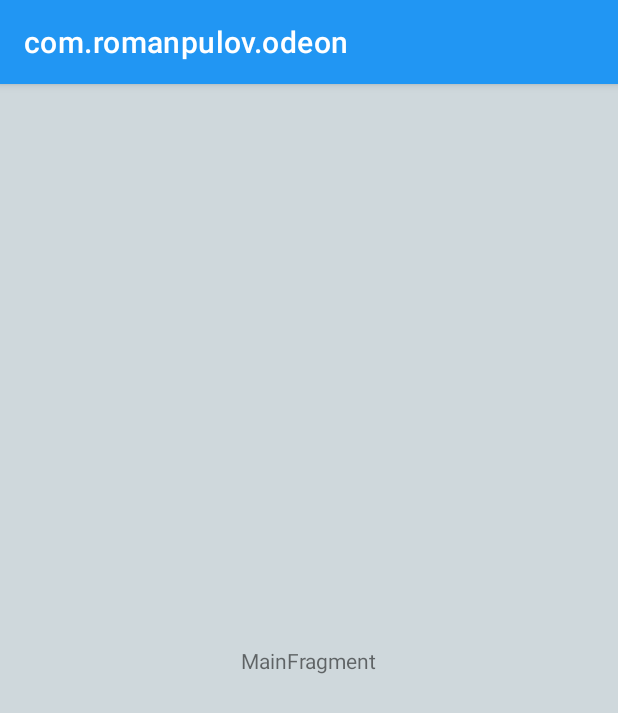
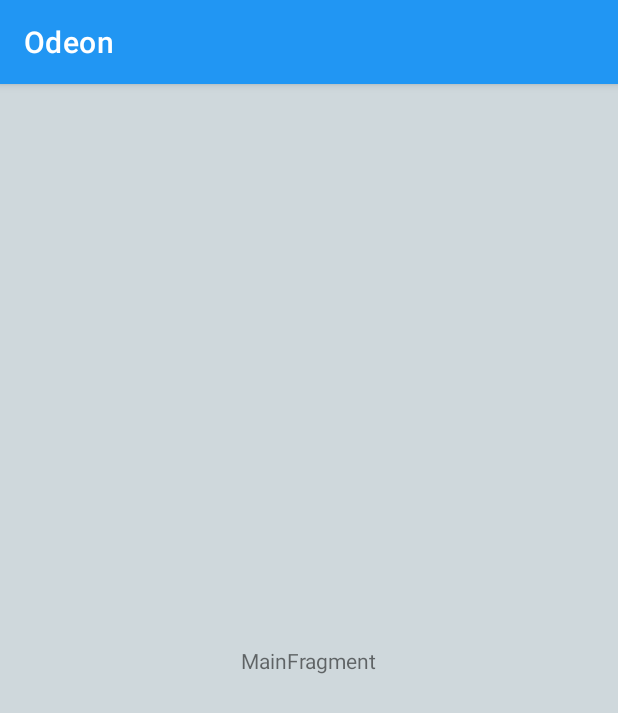
Before and after one commit to MrZeRo2000/odeon-android, an Android app: the screen it shows after launch (MainActivity), on a phone screen of 412 x 824 dp. Shown: the top 713 px of the screen. Run offline under Robolectric (Android 15) with nearby library versions, the phone set to English and light mode, and no system bars.

Commit message:
app renamt

```diff
--- a/app/src/main/AndroidManifest.xml
+++ b/app/src/main/AndroidManifest.xml
@@ -8,7 +8,7 @@
         android:label="@string/app_name"
         android:roundIcon="@mipmap/ic_launcher_round"
         android:supportsRtl="true"
-        android:theme="@style/Theme.Comromanpulovodeon">
+        android:theme="@style/Theme.MainAppTheme">
         <activity
             android:name=".MainActivity"
             android:exported="true">
--- a/app/src/main/res/values-night/themes.xml
+++ b/app/src/main/res/values-night/themes.xml
@@ -1,6 +1,6 @@
 <resources xmlns:tools="http://schemas.android.com/tools">
     <!-- Base application theme. -->
-    <style name="Theme.Comromanpulovodeon" parent="Theme.MaterialComponents.DayNight.DarkActionBar">
+    <style name="Theme.MainAppTheme" parent="Theme.MaterialComponents.DayNight.DarkActionBar">
         <!-- Primary brand color. -->
         <item name="colorPrimary">@color/blue_light</item>
         <item name="colorPrimaryVariant">@color/blue_dark</item>
--- a/app/src/main/res/values/strings.xml
+++ b/app/src/main/res/values/strings.xml
@@ -1,3 +1,3 @@
 <resources>
-    <string name="app_name">com.romanpulov.odeon</string>
+    <string name="app_name">Odeon</string>
 </resources>
--- a/app/src/main/res/values/themes.xml
+++ b/app/src/main/res/values/themes.xml
@@ -1,6 +1,6 @@
 <resources xmlns:tools="http://schemas.android.com/tools">
     <!-- Base application theme. -->
-    <style name="Theme.Comromanpulovodeon" parent="Theme.MaterialComponents.DayNight.DarkActionBar">
+    <style name="Theme.MainAppTheme" parent="Theme.MaterialComponents.DayNight.DarkActionBar">
         <!-- Primary brand color. -->
         <item name="colorPrimary">@color/blue_middle</item>
         <item name="colorPrimaryVariant">@color/blue_dark</item>
```
